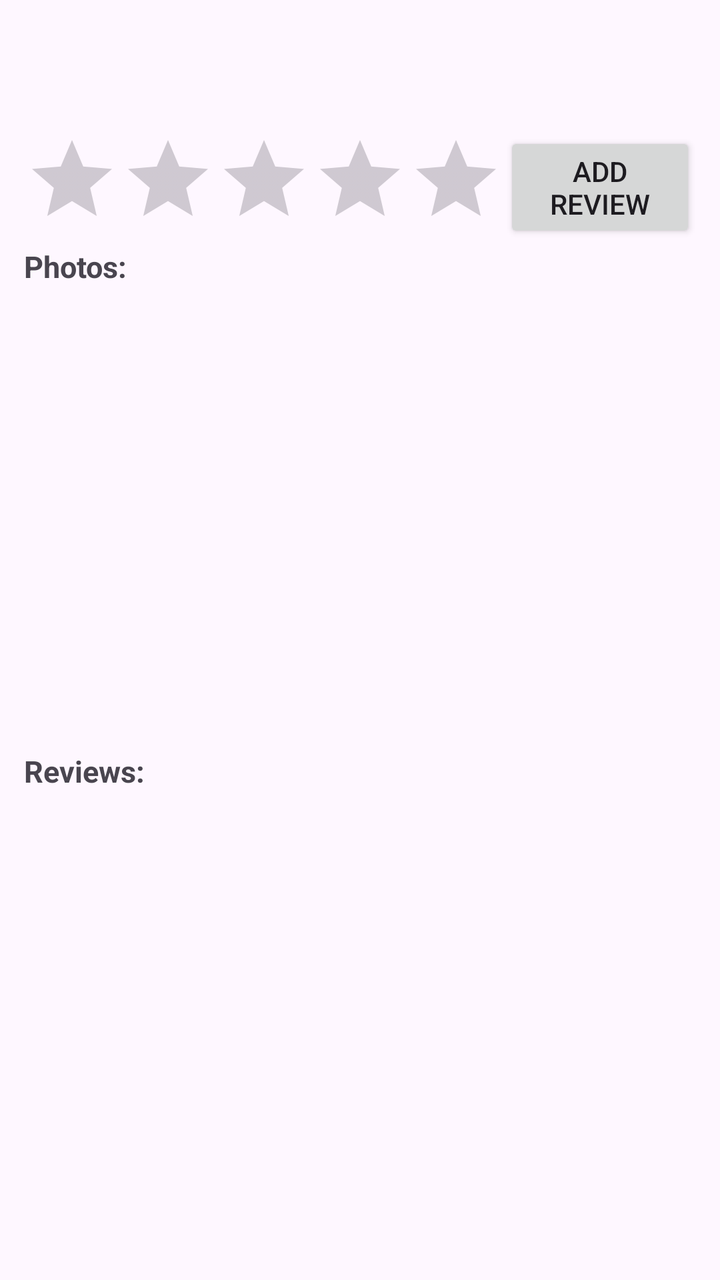
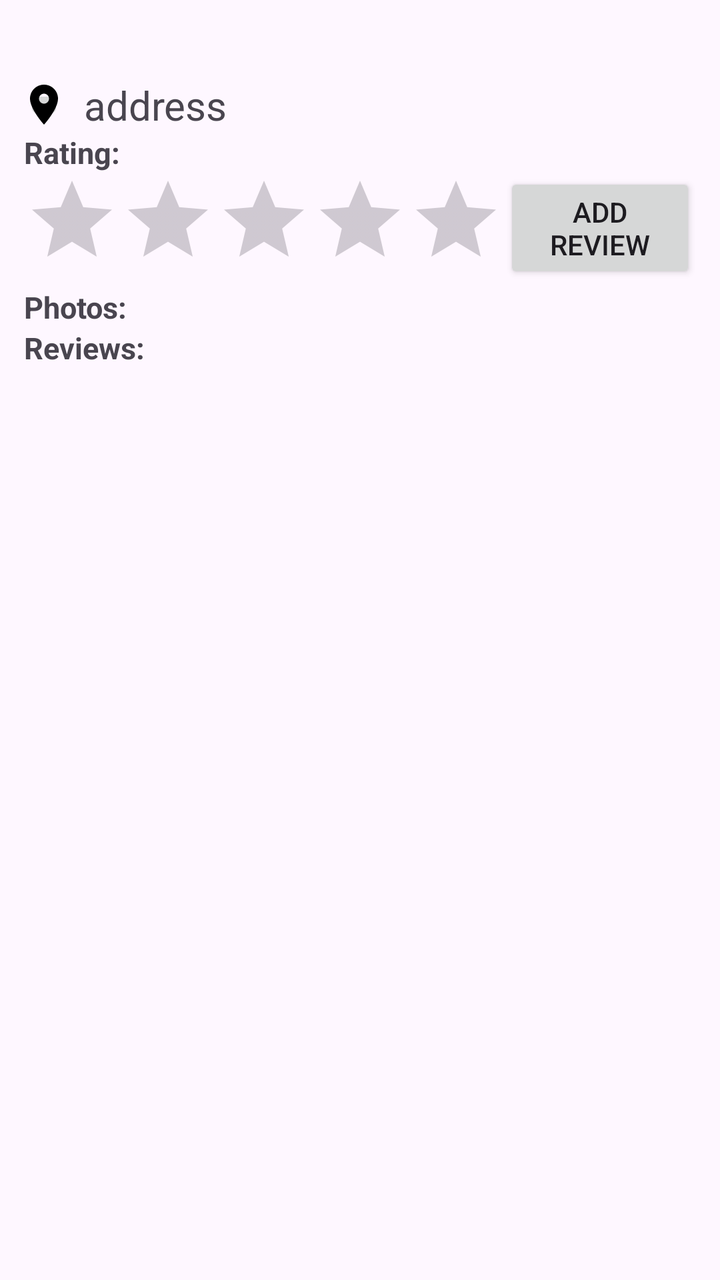

Screens rendered from an Android XML layout before and after an edit, with the pre-edit source and the edit as a unified diff.
<!-- AndroidManifest.xml: application theme Theme.LocalEats -->
<!-- res/layout/fragment_restaurant_detail.xml -->
<?xml version="1.0" encoding="utf-8"?>
<LinearLayout xmlns:android="http://schemas.android.com/apk/res/android"
    android:orientation="vertical"
    android:padding="12dp"
    android:layout_width="match_parent"
    android:layout_height="match_parent">

    <TextView
        android:id="@+id/restaurantName"
        android:textSize="20sp"
        android:textStyle="bold"
        android:layout_width="wrap_content"
        android:layout_height="wrap_content"/>
    <TextView
        android:id="@+id/address"
        android:textSize="20sp"
        android:layout_width="wrap_content"
        android:layout_height="wrap_content"/>
    <LinearLayout
        android:layout_width="match_parent"
        android:layout_height="wrap_content">
        <RatingBar
            android:id="@+id/ratingBar"
            android:numStars="5"
            android:stepSize="0.5"
            android:layout_width="wrap_content"
            android:layout_height="wrap_content"
            android:isIndicator="true"/>

        <Button
            android:id="@+id/addReviewBtn"
            android:text="Add Review"
            android:layout_width="wrap_content"
            android:layout_height="wrap_content"/>
    </LinearLayout>
    <TextView
        android:layout_width="wrap_content"
        android:layout_height="wrap_content"
        android:text="Photos: "
        android:textSize="15sp"
        android:textStyle="bold"/>
    <androidx.recyclerview.widget.RecyclerView
        android:id="@+id/photosRv"
        android:layout_width="match_parent"
        android:layout_height="0dp"
        android:layout_weight="1"/>
    <TextView
        android:layout_width="wrap_content"
        android:layout_height="wrap_content"
        android:text="Reviews: "
        android:textSize="15sp"
        android:textStyle="bold"/>
    <androidx.recyclerview.widget.RecyclerView
        android:id="@+id/reviewRecycler"
        android:layout_width="match_parent"
        android:layout_height="0dp"
        android:layout_weight="1"/>
</LinearLayout>
<!-- resources referenced by this layout -->
<resources>
  <style name="Theme.LocalEats" parent="Base.Theme.LocalEats" />
  <style name="Base.Theme.LocalEats" parent="Theme.Material3.DayNight.NoActionBar">
          
          
          <item name="colorPrimary">@android:color/holo_purple</item>
          <item name="colorOnPrimary">@android:color/white</item>
      </style>
</resources>

<!-- the commit's change to res/layout/fragment_restaurant_detail.xml (unified diff, before → after) -->
@@ -11,9 +11,32 @@
         android:textStyle="bold"
         android:layout_width="wrap_content"
         android:layout_height="wrap_content"/>
+    <LinearLayout
+        android:layout_width="wrap_content"
+        android:layout_height="wrap_content"
+        android:orientation="horizontal">
+        <ImageButton
+            android:id="@+id/locationBtn"
+            android:layout_width="20dp"
+            android:layout_height="20dp"
+            android:tag="locationButton"
+            android:src="@drawable/baseline_location_on_24"
+            android:gravity="center"
+            android:layout_gravity="center"
+            android:layout_marginEnd="10dp"/>
+        <TextView
+            android:id="@+id/address"
+            android:text="address"
+            android:textSize="20sp"
+            android:layout_width="wrap_content"
+            android:layout_height="wrap_content"/>
+    </LinearLayout>
+
     <TextView
-        android:id="@+id/address"
-        android:textSize="20sp"
+        android:id="@+id/ratingText"
+        android:text="Rating: "
+        android:textStyle="bold"
+        android:textSize="15sp"
         android:layout_width="wrap_content"
         android:layout_height="wrap_content"/>
     <LinearLayout
@@ -39,20 +62,21 @@
         android:text="Photos: "
         android:textSize="15sp"
         android:textStyle="bold"/>
+
     <androidx.recyclerview.widget.RecyclerView
         android:id="@+id/photosRv"
         android:layout_width="match_parent"
-        android:layout_height="0dp"
-        android:layout_weight="1"/>
+        android:layout_height="wrap_content"/>
+
     <TextView
         android:layout_width="wrap_content"
         android:layout_height="wrap_content"
         android:text="Reviews: "
         android:textSize="15sp"
         android:textStyle="bold"/>
+
     <androidx.recyclerview.widget.RecyclerView
         android:id="@+id/reviewRecycler"
         android:layout_width="match_parent"
-        android:layout_height="0dp"
-        android:layout_weight="1"/>
+        android:layout_height="wrap_content"/>
 </LinearLayout>
<!-- resource entries referenced after the edit -->
@@ -1,5 +1,11 @@
 <!-- resources referenced by this layout -->
 <resources>
+  <!-- drawable baseline_location_on_24 (drawable) -->
+  <vector xmlns:android="http://schemas.android.com/apk/res/android" android:height="24dp" android:tint="#000000" android:viewportHeight="24" android:viewportWidth="24" android:width="24dp">
+        
+      <path android:fillColor="@android:color/white" android:pathData="M12,2C8.13,2 5,5.13 5,9c0,5.25 7,13 7,13s7,-7.75 7,-13c0,-3.87 -3.13,-7 -7,-7zM12,11.5c-1.38,0 -2.5,-1.12 -2.5,-2.5s1.12,-2.5 2.5,-2.5 2.5,1.12 2.5,2.5 -1.12,2.5 -2.5,2.5z"/>
+      
+  </vector>
   <style name="Theme.LocalEats" parent="Base.Theme.LocalEats" />
   <style name="Base.Theme.LocalEats" parent="Theme.Material3.DayNight.NoActionBar">
           
